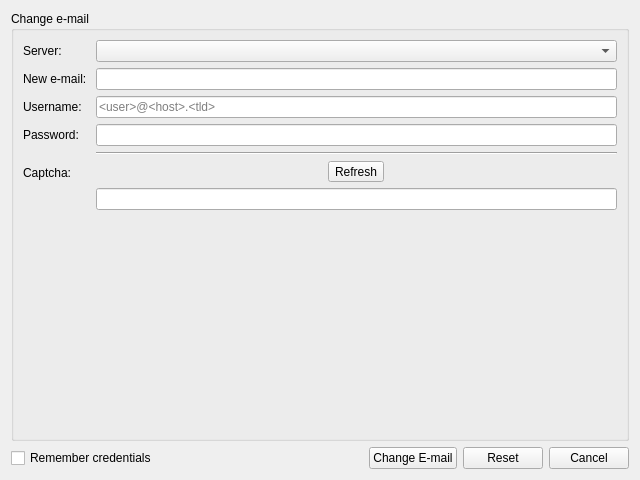
Before: the Qt Designer form src/ui/xmpp/gkxmppregistrationdialog.ui in GekkoFyre/small-world-deluxe, drawn with Qt 5.
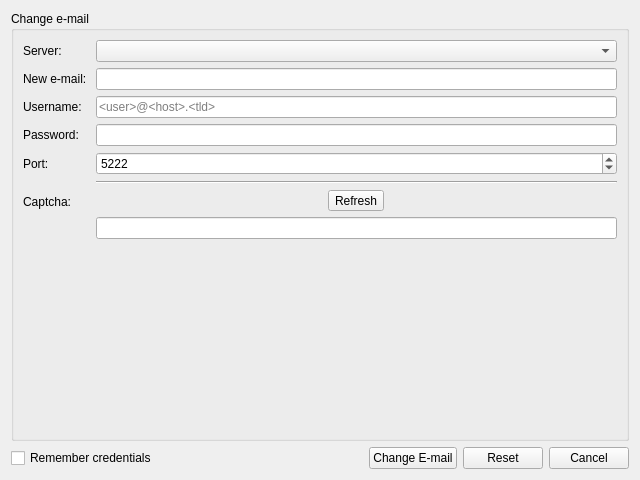
After: the same form once the commit is applied. The open tabs and pages were chosen to show the change.

```diff
--- a/src/ui/xmpp/gkxmppregistrationdialog.ui
+++ b/src/ui/xmpp/gkxmppregistrationdialog.ui
@@ -1206,21 +1206,21 @@
                   </property>
                  </widget>
                 </item>
-                <item row="4" column="1">
+                <item row="5" column="1">
                  <widget class="Line" name="line_4">
                   <property name="orientation">
                    <enum>Qt::Horizontal</enum>
                   </property>
                  </widget>
                 </item>
-                <item row="5" column="0">
+                <item row="6" column="0">
                  <widget class="QLabel" name="label_xmpp_change_email_captcha">
                   <property name="text">
                    <string>Captcha: </string>
                   </property>
                  </widget>
                 </item>
-                <item row="5" column="1">
+                <item row="6" column="1">
                  <widget class="QFrame" name="frame_xmpp_change_email_captcha">
                   <property name="frameShape">
                    <enum>QFrame::NoFrame</enum>
@@ -1339,6 +1339,26 @@
                 <item row="0" column="1">
                  <widget class="QComboBox" name="comboBox_change_email_server_type"/>
                 </item>
+                <item row="4" column="1">
+                 <widget class="QSpinBox" name="spinBox_change_email_port">
+                  <property name="minimum">
+                   <number>80</number>
+                  </property>
+                  <property name="maximum">
+                   <number>65535</number>
+                  </property>
+                  <property name="value">
+                   <number>5222</number>
+                  </property>
+                 </widget>
+                </item>
+                <item row="4" column="0">
+                 <widget class="QLabel" name="label_change_email_port">
+                  <property name="text">
+                   <string>Port: </string>
+                  </property>
+                 </widget>
+                </item>
                </layout>
               </widget>
              </item>
```
Left out of the diff: 62 changed lines with no effect on the pictures.
